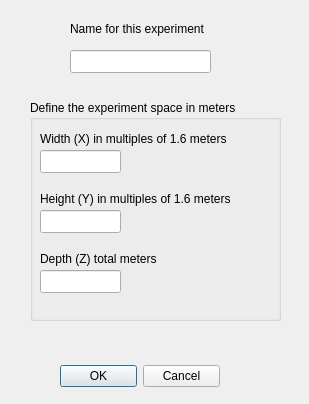
perryiv/cadkit, file Experimental/VaporIntrusionGUI/VaporIntrusionDelegate/GridSpaceDialog.ui: the form before one commit.
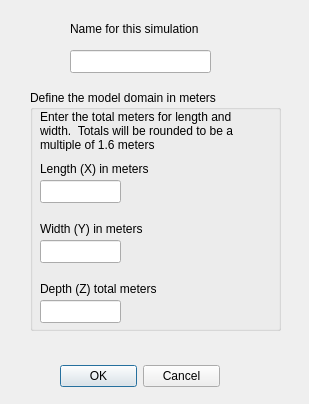
The form after the commit.

Commit message: - fixed new grid dialog - changed input format on the new grid dialog

The edit to the form file:
```diff
--- a/Experimental/VaporIntrusionGUI/VaporIntrusionDelegate/GridSpaceDialog.ui
+++ b/Experimental/VaporIntrusionGUI/VaporIntrusionDelegate/GridSpaceDialog.ui
@@ -28,69 +28,69 @@
     <set>QDialogButtonBox::Cancel|QDialogButtonBox::NoButton|QDialogButtonBox::Ok</set>
    </property>
   </widget>
-  <widget class="QGroupBox" name="groupBox" >
-   <property name="geometry" >
+  <widget class="QGroupBox" name="groupBox">
+   <property name="geometry">
     <rect>
      <x>30</x>
-     <y>100</y>
+     <y>90</y>
      <width>251</width>
-     <height>221</height>
+     <height>241</height>
     </rect>
    </property>
-   <property name="title" >
-    <string>Define the experiment space in meters</string>
+   <property name="title">
+    <string>Define the model domain in meters</string>
    </property>
-   <widget class="QLineEdit" name="_xSpacing" >
-    <property name="geometry" >
-     <rect>
-      <x>10</x>
-      <y>50</y>
-      <width>81</width>
-      <height>23</height>
-     </rect>
-    </property>
-   </widget>
-   <widget class="QLabel" name="label" >
-    <property name="geometry" >
-     <rect>
-      <x>10</x>
-      <y>30</y>
-      <width>205</width>
-      <height>18</height>
-     </rect>
-    </property>
-    <property name="text" >
-     <string>Width (X) in multiples of 1.6 meters</string>
-    </property>
-   </widget>
-   <widget class="QLabel" name="label_2" >
-    <property name="geometry" >
+   <widget class="QLineEdit" name="_xSpacing">
+    <property name="geometry">
      <rect>
       <x>10</x>
       <y>90</y>
+      <width>81</width>
+      <height>23</height>
+     </rect>
+    </property>
+   </widget>
+   <widget class="QLabel" name="label">
+    <property name="geometry">
+     <rect>
+      <x>10</x>
+      <y>70</y>
+      <width>205</width>
+      <height>18</height>
+     </rect>
+    </property>
+    <property name="text">
+     <string>Length (X) in meters</string>
+    </property>
+   </widget>
+   <widget class="QLabel" name="label_2">
+    <property name="geometry">
+     <rect>
+      <x>10</x>
+      <y>130</y>
       <width>207</width>
       <height>18</height>
      </rect>
     </property>
-    <property name="text" >
-     <string>Height (Y) in multiples of 1.6 meters</string>
+    <property name="text">
+     <string>Width (Y) in meters</string>
     </property>
    </widget>
-   <widget class="QLineEdit" name="_ySpacing" >
-    <property name="geometry" >
-     <rect>
-      <x>10</x>
-      <y>110</y>
-      <width>81</width>
-      <height>23</height>
-     </rect>
-    </property>
-   </widget>
-   <widget class="QLabel" name="label_3" >
-    <property name="geometry" >
+   <widget class="QLineEdit" name="_ySpacing">
+    <property name="geometry">
      <rect>
       <x>10</x>
       <y>150</y>
+      <width>81</width>
+      <height>23</height>
+     </rect>
+    </property>
+   </widget>
+   <widget class="QLabel" name="label_3">
+    <property name="geometry">
+     <rect>
+      <x>10</x>
+      <y>190</y>
       <width>131</width>
       <height>18</height>
      </rect>
@@ -99,16 +99,32 @@
      <string>Depth (Z) total meters</string>
     </property>
    </widget>
-   <widget class="QLineEdit" name="_depth" >
-    <property name="geometry" >
+   <widget class="QLineEdit" name="_depth">
+    <property name="geometry">
      <rect>
       <x>10</x>
-      <y>170</y>
+      <y>210</y>
       <width>81</width>
       <height>23</height>
      </rect>
     </property>
    </widget>
+   <widget class="QLabel" name="label_5">
+    <property name="geometry">
+     <rect>
+      <x>10</x>
+      <y>20</y>
+      <width>221</width>
+      <height>41</height>
+     </rect>
+    </property>
+    <property name="text">
+     <string>Enter the total meters for length and width.  Totals will be rounded to be a multiple of 1.6 meters </string>
+    </property>
+    <property name="wordWrap">
+     <bool>true</bool>
+    </property>
+   </widget>
   </widget>
   <widget class="QLabel" name="label_4" >
    <property name="geometry" >
@@ -119,8 +135,8 @@
      <height>18</height>
     </rect>
    </property>
-   <property name="text" >
-    <string>Name for this experiment</string>
+   <property name="text">
+    <string>Name for this simulation</string>
    </property>
   </widget>
   <widget class="QLineEdit" name="spaceName" >
```
Left out of the diff: 39 changed lines with no effect on the pictures. The commit also changes 2 other files.
